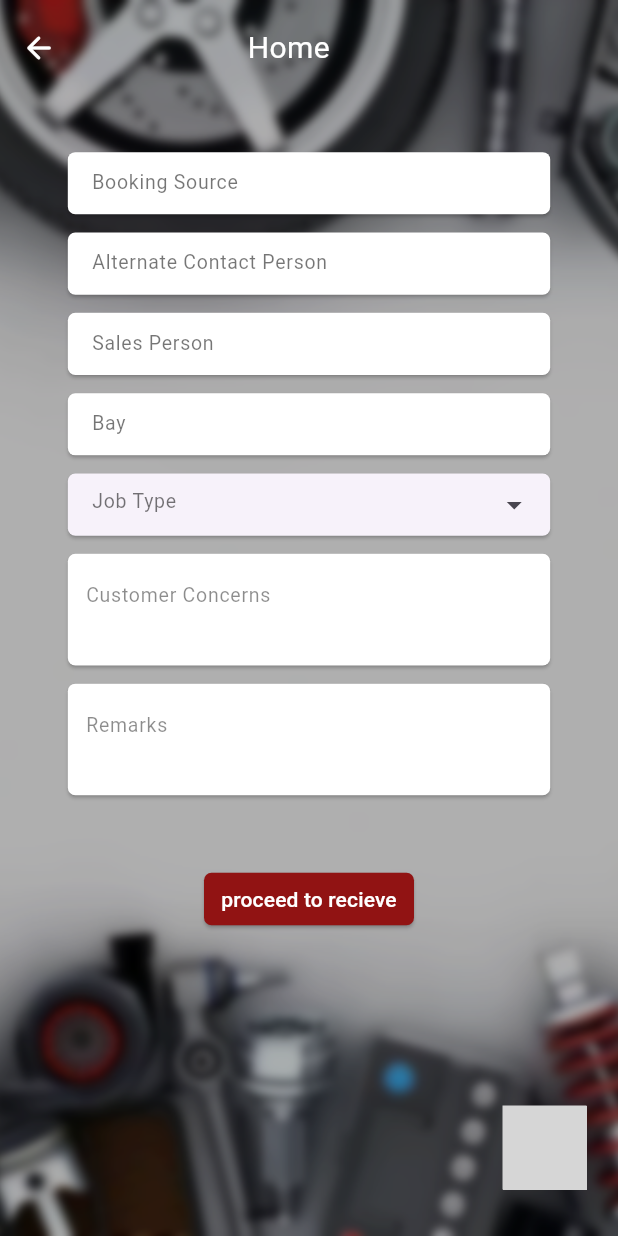
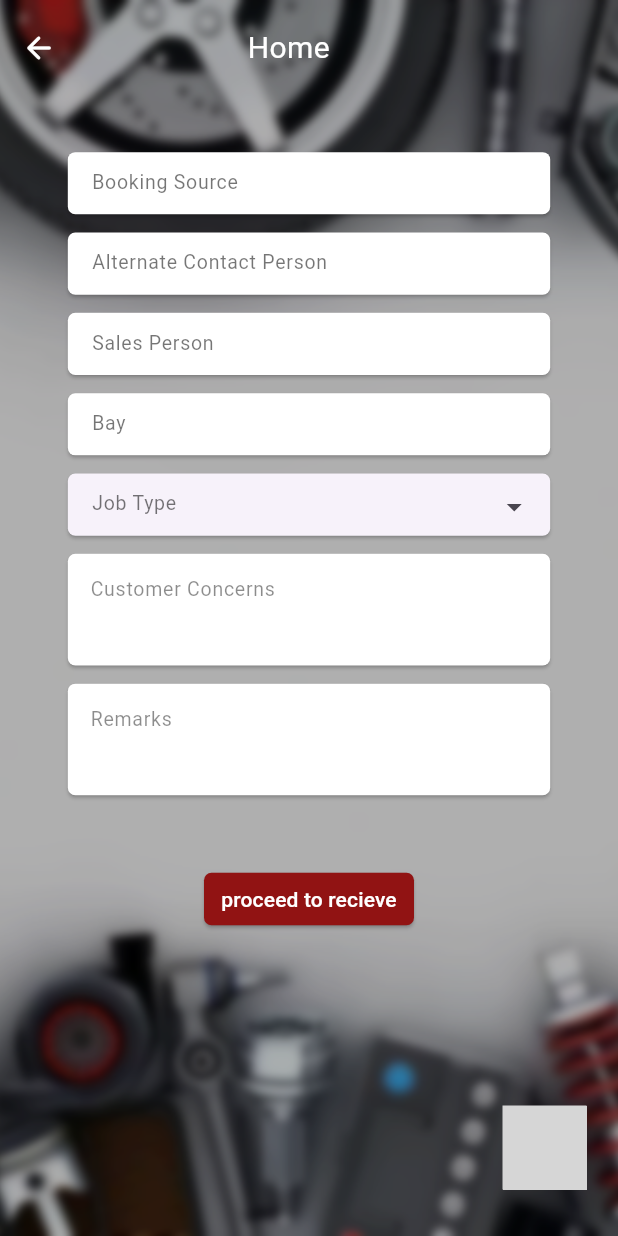
Before and after one commit to MobileDevNalsoft/DealerManagementSystem, a Flutter app: the screen it shows after launch, after a tap on "next", on a phone screen of 412 x 824 dp. Run offline on Flutter 3.47's test engine with Material 3 defaults, Android fonts, the phone set to English and light mode, and no system bars; drawn by our look-alikes of flutter_typeahead; our stand-ins replace bloc, dio, dropdown_button2, flutter_bloc, gap, get_it and 2 more; missing offline and left inert: customs, network_calls, syncfusion_flutter_core; Roboto replaces fonts that are missing (euclid-circular-a); grey boxes are pictures that could not be loaded.

Commit message:
dms custom widgets updated

```diff
--- a/lib/views/DMS_custom_widgets.dart
+++ b/lib/views/DMS_custom_widgets.dart
@@ -22,7 +22,9 @@ class DMSCustomWidgets {
         child: TypeAheadField(
           builder: (context, controller, focusNode) {
             focus = focusNode;
-            return TextFormField(
+            return Transform(
+              transform: Matrix4.translationValues(0, isMobile ? 1.5 : 0, 0),
+              child: TextFormField(
                 onTap: () {
                   Provider.of<HomeProvider>(context, listen: false)
                       .setFocusNode(focusNode, scrollController, context);
@@ -42,6 +44,7 @@ class DMSCustomWidgets {
                 ),
                 controller: txcontroller,
                 focusNode: focus,
+              ),
             );
           },
           suggestionsCallback: (pattern) {
@@ -114,4 +117,39 @@ class DMSCustomWidgets {
       ),
     );
   }
+
+  static Widget CustomTextFieldCard(
+      {required Size size,
+      required String hint,
+      TextEditingController? txcontroller,
+      FocusNode? focusNode,
+      Widget? icon,
+      required bool isMobile}) {
+    return SizedBox(
+      height: isMobile ? size.height * 0.1 : size.height * 0.13,
+      width: isMobile ? size.width * 0.8 : size.width * 0.3,
+      child: Card(
+        color: Colors.white.withOpacity(1),
+        shape: const RoundedRectangleBorder(
+            borderRadius: BorderRadius.all(Radius.circular(5))),
+        child: TextFormField(
+          cursorColor: Colors.black,
+          style: TextStyle(fontSize: isMobile ? 13 : 14),
+          controller: txcontroller,
+          focusNode: focusNode,
+          minLines: 1,
+          maxLines: 5,
+          maxLength: 200,
+          decoration: InputDecoration(
+            counterText: "",
+            contentPadding: const EdgeInsets.only(left: 15, top: 0),
+            border: InputBorder.none,
+            hintText: hint,
+            hintStyle: const TextStyle(
+                color: Colors.black45, fontWeight: FontWeight.normal),
+          ),
+        ),
+      ),
+    );
   }
+}
--- a/lib/views/add_customer_view.dart
+++ b/lib/views/add_customer_view.dart
@@ -9,6 +9,7 @@ import 'package:flutter/material.dart';
 import 'package:flutter/services.dart';
 import 'package:flutter_bloc/flutter_bloc.dart';
 
+// ignore: must_be_immutable
 class AddCustomerView extends StatelessWidget {
   AddCustomerView({super.key});
 
@@ -16,31 +17,26 @@ class AddCustomerView extends StatelessWidget {
   TextEditingController customerNameController = TextEditingController();
   TextEditingController customerContactNoController = TextEditingController();
   TextEditingController customerAddressController = TextEditingController();
-  ScrollController scrollController = ScrollController();
 
   FocusNode customerNoFocus = FocusNode();
   FocusNode customerNameFocus = FocusNode();
   FocusNode customerContactNoFocus = FocusNode();
   FocusNode customerAddressFocus = FocusNode();
 
+  ScrollController scrollController = ScrollController();
+
   @override
   Widget build(BuildContext context) {
     WidgetsFlutterBinding.ensureInitialized();
 
     var size = MediaQuery.of(context).size;
-    double fieldWidth;
-    double fieldHeight;
 
     bool isMobile = size.width < 650;
     if (isMobile) {
       SystemChrome.setPreferredOrientations([DeviceOrientation.portraitUp]);
-      fieldWidth = size.width * 0.8;
-      fieldHeight = size.height * 0.06;
     } else {
       SystemChrome.setPreferredOrientations(
           [DeviceOrientation.landscapeLeft, DeviceOrientation.landscapeRight]);
-      fieldWidth = size.width * 0.6;
-      fieldHeight = size.height * 0.063;
     }
 
     return SafeArea(
@@ -154,11 +150,11 @@ class AddCustomerView extends StatelessWidget {
                           : MediaQuery.of(context).viewInsets.bottom == 0
                               ? size.height * 0.5
                               : size.height * 0.2,
-                      width: fieldWidth,
+                      width: size.width * 0.8,
                       child: GridView(
                         gridDelegate: SliverGridDelegateWithFixedCrossAxisCount(
                           crossAxisCount: isMobile ? 1 : 2,
-                          mainAxisExtent: fieldHeight,
+                          mainAxisExtent: size.height * 0.06,
                           mainAxisSpacing: 8,
                           crossAxisSpacing: 16,
                         ),
@@ -191,7 +187,7 @@ class AddCustomerView extends StatelessWidget {
                         ],
                       ),
                     ),
-                    CustomTextFieldCard(
+                    DMSCustomWidgets.CustomTextFieldCard(
                         size: size,
                         hint: 'Address',
                         isMobile: isMobile,
@@ -208,7 +204,7 @@ class AddCustomerView extends StatelessWidget {
                             ..hideCurrentSnackBar()
                             ..showSnackBar(const SnackBar(
                                 content: Text(
-                                    'Customer with this Id already exists.')));
+                                    'Customer with this Id already exists')));
                         } else if (state.status == CustomerStatus.success) {
                           ScaffoldMessenger.of(context)
                             ..hideCurrentSnackBar()
@@ -266,39 +262,4 @@ class AddCustomerView extends StatelessWidget {
       ),
     );
   }
-
-  Widget CustomTextFieldCard(
-      {required Size size,
-      required String hint,
-      TextEditingController? txcontroller,
-      FocusNode? focusNode,
-      Widget? icon,
-      required bool isMobile}) {
-    return SizedBox(
-      height: isMobile ? size.height * 0.1 : size.height * 0.13,
-      width: isMobile ? size.width * 0.8 : size.width * 0.3,
-      child: Card(
-        color: Colors.white.withOpacity(1),
-        shape: const RoundedRectangleBorder(
-            borderRadius: BorderRadius.all(Radius.circular(5))),
-        child: TextFormField(
-          cursorColor: Colors.black,
-          style: TextStyle(fontSize: isMobile ? 13 : 14),
-          controller: txcontroller,
-          focusNode: focusNode,
-          minLines: 1,
-          maxLines: 5,
-          maxLength: 200,
-          decoration: InputDecoration(
-            counterText: "",
-            contentPadding: const EdgeInsets.only(left: 15, top: 0),
-            border: InputBorder.none,
-            hintText: hint,
-            hintStyle: const TextStyle(
-                color: Colors.black45, fontWeight: FontWeight.normal),
-          ),
-        ),
-      ),
-    );
-  }
 }
--- a/lib/views/home_proceed.dart
+++ b/lib/views/home_proceed.dart
@@ -167,7 +167,7 @@ class _HomeProceedView extends State<HomeProceedView> {
                           SizedBox(
                             height: size.height * (isMobile ? 0.005 : 0.015),
                           ),
-                          CustomTextFieldCard(
+                          DMSCustomWidgets.CustomTextFieldCard(
                               size: size,
                               hint: 'Customer Concerns',
                               isMobile: isMobile,
@@ -176,7 +176,7 @@ class _HomeProceedView extends State<HomeProceedView> {
                           SizedBox(
                             height: size.height * (isMobile ? 0.005 : 0.015),
                           ),
-                          CustomTextFieldCard(
+                          DMSCustomWidgets.CustomTextFieldCard(
                               size: size,
                               hint: 'Remarks',
                               isMobile: isMobile,
@@ -285,43 +285,4 @@ class _HomeProceedView extends State<HomeProceedView> {
       ),
     );
   }
-
-  Widget CustomTextFieldCard(
-      {required Size size,
-      required String hint,
-      TextEditingController? txcontroller,
-      FocusNode? focusNode,
-      Widget? icon,
-      required bool isMobile}) {
-    return SizedBox(
-      height: isMobile ? size.height * 0.1 : size.height * 0.13,
-      width: isMobile ? size.width * 0.8 : size.width * 0.3,
-      child: Card(
-        color: Colors.white.withOpacity(1),
-        child: TextFormField(
-          onTap: () {
-            Provider.of<HomeProvider>(context, listen: false)
-                .setFocusNode(focusNode!, scrollController, context);
-          },
-          cursorColor: Colors.black,
-          style: TextStyle(fontSize: isMobile ? 13 : 14),
-          controller: txcontroller,
-          focusNode: focusNode,
-          minLines: 1,
-          maxLines: 5,
-          maxLength: 200,
-          decoration: InputDecoration(
-            counterText: "",
-            contentPadding: EdgeInsets.only(left: 12, top: 8),
-            border: InputBorder.none,
-            hintText: hint,
-            hintStyle:
-                TextStyle(color: Colors.black45, fontWeight: FontWeight.normal),
-          ),
-        ),
-        shape: RoundedRectangleBorder(
-            borderRadius: BorderRadius.all(Radius.circular(5))),
-      ),
-    );
-  }
 }
--- a/lib/views/homeview.dart
+++ b/lib/views/homeview.dart
@@ -9,6 +9,7 @@ import 'package:flutter/services.dart';
 import 'package:provider/provider.dart';
 import 'package:customs/src.dart';
 import 'package:flutter_typeahead/flutter_typeahead.dart';
+import 'package:gap/gap.dart';
 
 class HomeView extends StatefulWidget {
   @override
@@ -33,7 +34,6 @@ class _HomeView extends State<HomeView> {
   @override
   Widget build(BuildContext context) {
     bool isMobile = MediaQuery.of(context).size.shortestSide < 500;
-    print(MediaQuery.of(context).size.shortestSide);
 
     // Set preferred orientations based on device type
     if (!isMobile) {
@@ -56,7 +56,7 @@ class _HomeView extends State<HomeView> {
         body: Container(
           height: size.height,
           width: size.width,
-          decoration: BoxDecoration(
+          decoration: const BoxDecoration(
             image: DecorationImage(
                 image: AssetImage(
                   'assets/images/dms_bg.png',
@@ -64,25 +64,23 @@ class _HomeView extends State<HomeView> {
                 fit: BoxFit.cover),
           ),
           child: ListView(
-            padding: EdgeInsets.only(top: 20),
+            padding: const EdgeInsets.only(top: 20),
             controller: scrollController,
             children: [
               Column(
                 mainAxisAlignment: MainAxisAlignment.start,
                 crossAxisAlignment: CrossAxisAlignment.center,
                 children: [
-                  Row(
+                  const Row(
                     mainAxisAlignment: MainAxisAlignment.center,
                     children: [
                       Text(
-                        "Home",
+                        "Service",
                         style: TextStyle(color: Colors.white, fontSize: 20),
                       )
                     ],
                   ),
-                  SizedBox(
-                    height: size.height * 0.15,
-                  ),
+                  Gap(size.height * 0.15),
                   Consumer<HomeProvider>(
                     builder: (context, provider, child) {
                       return Column(
@@ -98,25 +96,21 @@ class _HomeView extends State<HomeView> {
                                 'Location 4',
                                 'Location 5'
                               ],
-                              icon: Icon(Icons.arrow_drop_down),
+                              icon: const Icon(Icons.arrow_drop_down),
                               focus: locFocus,
                               txcontroller: locController,
                               scrollController: scrollController,
                               isMobile: isMobile),
-                          SizedBox(
-                            height: size.height * (isMobile ? 0.01 : 0.03),
-                          ),
+                          Gap(size.height * (isMobile ? 0.01 : 0.03)),
                           DMSCustomWidgets.CustomDataCard(
                               size: size,
                               hint: 'Vehicle Registration Number',
-                              icon: Icon(Icons.check_circle_rounded),
+                              icon: const Icon(Icons.check_circle_rounded),
                               isMobile: isMobile,
                               txcontroller: vehRegNumController,
                               focusNode: vehRegNumFocus,
                               scrollController: scrollController),
-                          SizedBox(
-                            height: size.height * (isMobile ? 0.01 : 0.03),
-                          ),
+                          Gap(size.height * (isMobile ? 0.01 : 0.03)),
                           DMSCustomWidgets.SearchableDropDown(
                               size: size,
                               hint: 'Customer',
@@ -127,15 +121,13 @@ class _HomeView extends State<HomeView> {
                                 'Customer 4',
                                 'Customer 5'
                               ],
-                              icon: Icon(Icons.arrow_drop_down),
+                              icon: const Icon(Icons.arrow_drop_down),
                               focus: customerFocus,
                               txcontroller: customerController,
                               // provider: provider,
                               isMobile: isMobile,
                               scrollController: scrollController),
-                          SizedBox(
-                            height: size.height * (isMobile ? 0.01 : 0.03),
-                          ),
+                          Gap(size.height * (isMobile ? 0.01 : 0.03)),
                           DMSCustomWidgets.CustomDataCard(
                               size: size,
                               hint: 'Schedule Date',
@@ -143,9 +135,7 @@ class _HomeView extends State<HomeView> {
                               txcontroller: scheduleDateController,
                               focusNode: scheduleDateFocus,
                               scrollController: scrollController),
-                          SizedBox(
-                            height: size.height * (isMobile ? 0.01 : 0.03),
-                          ),
+                          Gap(size.height * (isMobile ? 0.01 : 0.03)),
                           DMSCustomWidgets.CustomDataCard(
                               key: targetKey,
                               size: size,
@@ -160,11 +150,7 @@ class _HomeView extends State<HomeView> {
                   ),
                   Row(
                     children: [
-                      Spacer(
-                        flex: isMobile
-                            ? (size.width * 0.6).round()
-                            : (size.width * 0.495).round(),
-                      ),
+                      Gap(isMobile ? (size.width * 0.7) : (size.width * 0.595)),
                       ElevatedButton(
                           onPressed: () {
                             CustomWidgets.CustomDialogBox(
@@ -600,19 +586,20 @@ class _HomeView extends State<HomeView> {
                               ),
                             );
                           },
+                          style: ElevatedButton.styleFrom(
+                              backgroundColor: Colors.white,
+                              minimumSize: isMobile
+                                  ? const Size(65, 10)
+                                  : const Size(80.0, 20.0),
+                              padding: EdgeInsets.zero,
+                              shape: RoundedRectangleBorder(
+                                  borderRadius: BorderRadius.circular(5))),
                           child: Text(
                             'view more',
                             style: TextStyle(
                                 color: Colors.black,
                                 fontSize: isMobile ? 12 : 14),
-                          ),
-                          style: ElevatedButton.styleFrom(
-                              backgroundColor: Colors.white,
-                              minimumSize:
-                                  isMobile ? Size(65, 10) : Size(80.0, 20.0),
-                              padding: EdgeInsets.zero,
-                              shape: RoundedRectangleBorder(
-                                  borderRadius: BorderRadius.circular(5)))),
+                          )),
                       Spacer(
                         flex: isMobile
                             ? (size.width * 0.1).round()
@@ -649,17 +636,17 @@ class _HomeView extends State<HomeView> {
                           ),
                         );
                       },
-                      child: Text(
-                        'next',
-                        style: TextStyle(color: Colors.white),
-                      ),
                       style: ElevatedButton.styleFrom(
-                          minimumSize: Size(70.0, 35.0),
+                          minimumSize: const Size(70.0, 35.0),
                           padding: EdgeInsets.zero,
                           backgroundColor:
                               const Color.fromARGB(255, 145, 19, 19),
                           shape: RoundedRectangleBorder(
-                              borderRadius: BorderRadius.circular(5)))),
+                              borderRadius: BorderRadius.circular(5))),
+                      child: const Text(
+                        'next',
+                        style: TextStyle(color: Colors.white),
+                      )),
                   if (MediaQuery.of(context).viewInsets.bottom != 0)
                     SizedBox(
                       height: size.height * (isMobile ? 0.4 : 0.5),
@@ -740,7 +727,7 @@ class _HomeView extends State<HomeView> {
                         child: GestureDetector(
                           onTap: () {
                             Navigator.of(context).push(MaterialPageRoute(
-                                builder: (_) => ServiceHistoryView()));
+                                builder: (_) => const ServiceHistoryView()));
                           },
                           child: Column(
                             children: [
@@ -761,7 +748,7 @@ class _HomeView extends State<HomeView> {
                       ),
                     ]),
               )
-            : SizedBox(),
+            : const SizedBox(),
       ),
     );
   }
@@ -793,7 +780,7 @@ class _HomeView extends State<HomeView> {
                 style: TextStyle(fontSize: isMobile ? 13 : 14),
                 decoration: InputDecoration(
                   hintText: hint,
-                  hintStyle: TextStyle(
+                  hintStyle: const TextStyle(
                     color: Colors.black54,
                     fontWeight: FontWeight.normal,
                   ),
@@ -859,14 +846,14 @@ class _HomeView extends State<HomeView> {
               counterText: "",
               border: InputBorder.none,
               hintText: hint,
-              hintStyle: TextStyle(
+              hintStyle: const TextStyle(
                   color: Colors.black54,
                   fontWeight: FontWeight.normal,
                   fontFamily: 'euclid-circular-a'),
               suffixIcon: icon,
               suffixIconColor: Colors.green),
         ),
-        shape: RoundedRectangleBorder(
+        shape: const RoundedRectangleBorder(
             borderRadius: BorderRadius.all(Radius.circular(5))),
       ),
     );
--- a/pubspec.yaml
+++ b/pubspec.yaml
@@ -54,6 +54,7 @@ dependencies:
   shared_preferences: ^2.2.3
   dio: ^5.4.3+1
   logger: ^2.3.0
+  gap: ^3.0.1
 
 dev_dependencies:
   flutter_test:
```
Lines whose indentation alone changed are shown as unchanged.
